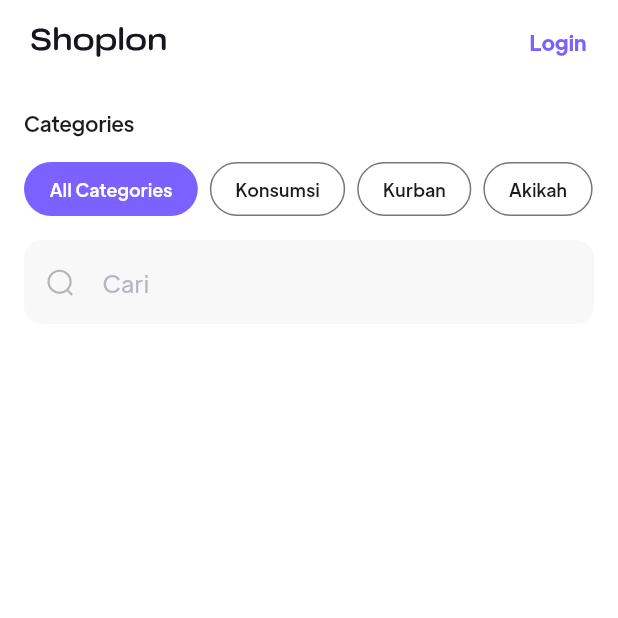
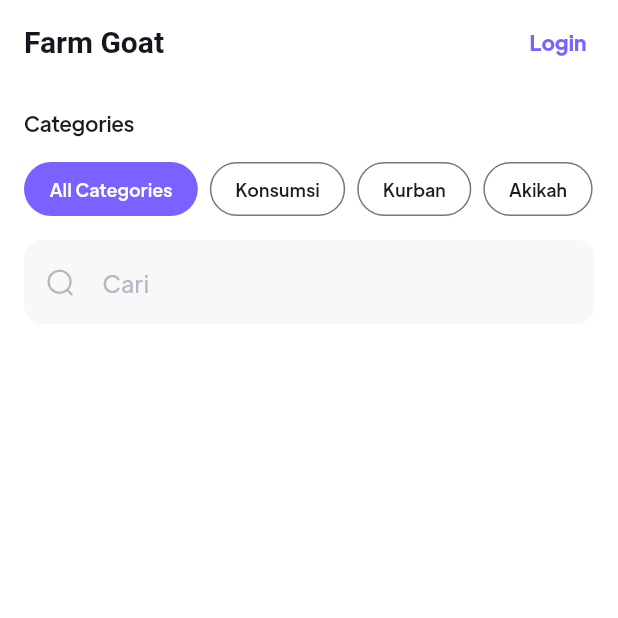
Before and after one commit to Tomjerry12345/qurban-mart, a Flutter app: the screen it shows after launch, on a phone screen of 412 x 824 dp, the top half of it. Run offline on Flutter 3.47's test engine with Material 3 defaults, Android fonts, the phone set to English and light mode, and no system bars; our stand-ins replace cached_network_image, cloud_firestore, firebase_auth, firebase_core, firebase_storage, flutter_map and 7 more; accounts and stored records are empty.

Commit message:
20/10/2024 02:36

```diff
--- a/lib/entry_point.dart
+++ b/lib/entry_point.dart
@@ -59,13 +59,21 @@ class _EntryPointState extends State<EntryPoint> {
           leading: const SizedBox(),
           leadingWidth: 0,
           centerTitle: false,
-          title: SvgPicture.asset(
-            "assets/logo/Shoplon.svg",
-            colorFilter: ColorFilter.mode(
-                Theme.of(context).iconTheme.color!, BlendMode.srcIn),
-            height: 20,
-            width: 100,
-          ),
+          title: Text(
+            "Farm Goat",
+            style: TextStyle(
+              fontSize: 20,
+              fontWeight: FontWeight.bold,
+            ),
+          )
+          // SvgPicture.asset(
+          //   "assets/logo/Shoplon.svg",
+          //   colorFilter: ColorFilter.mode(
+          //       Theme.of(context).iconTheme.color!, BlendMode.srcIn),
+          //   height: 20,
+          //   width: 100,
+          // )
+          ,
           actions: [
             (authController.currentUser.value == "")
                 ? Padding(
```
